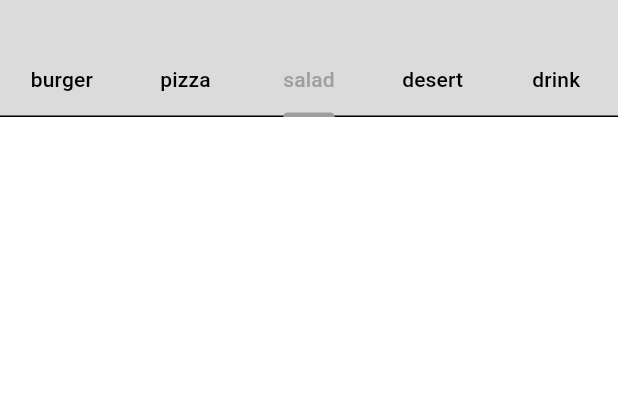
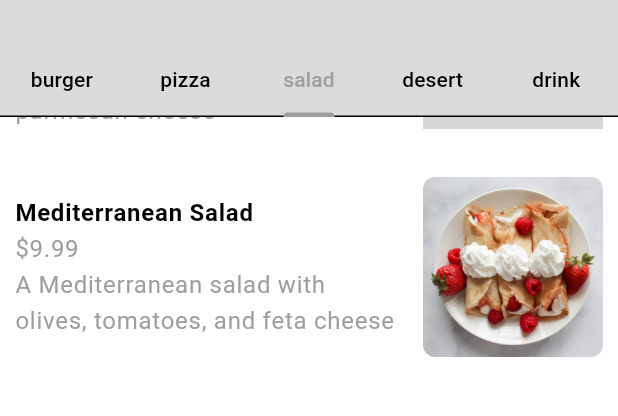
Before and after one commit to MujahidRamdhani/flutter_food_delivery, a Flutter app: the HomePage screen opened directly, tab 3 chosen, scrolled down 340 dp, on a phone screen of 412 x 824 dp, the part 63-479 px from its top. Run offline on Flutter 3.47's test engine with Material 3 defaults, Android fonts, the phone set to English and light mode, and no system bars; grey boxes are pictures that could not be loaded.

Commit message:
add home product and detail product

```diff
--- a/lib/components/my_food_tile.dart
+++ b/lib/components/my_food_tile.dart
@@ -3,14 +3,72 @@ import 'package:food_delivery/model/food.dart';
 
 class FoodTile extends StatelessWidget {
   final Food food;
+  final void Function()? onTap;
 
   const FoodTile({
     super.key,
     required this.food,
+    required this.onTap,
   });
 
   @override
   Widget build(BuildContext context) {
-    return Column();
+    return Column(
+      children: [
+        GestureDetector(
+          onTap: onTap,
+          child: Padding(
+            padding: const EdgeInsets.only(left: 10, right: 10),
+            child: Row(
+              children: [
+                // text food  detail
+                Expanded(
+                    child: Column(
+                  crossAxisAlignment: CrossAxisAlignment.start,
+                  children: [
+                    Text(
+                      food.name,
+                      style: TextStyle(
+                        fontWeight: FontWeight.w600,
+                      ),
+                    ),
+                    Text(
+                      '\$' + food.price.toString(),
+                      style: TextStyle(
+                        color: Theme.of(context).colorScheme.primary,
+                      ),
+                    ),
+                    Text(
+                      food.description,
+                      style: TextStyle(
+                        color: Theme.of(context).colorScheme.primary,
+                      ),
+                    ),
+                  ],
+                )),
+                const SizedBox(width: 15,),
+                // food image
+                ClipRRect(
+                  borderRadius: BorderRadius.circular(8),
+                  child: Image.asset(
+                    food.imagePath,
+                    height: 120,
+                    width: 120,
+                    fit: BoxFit.cover,
+                  ),
+                ),
+              ],
+            ),
+          ),
+        ),
+
+        // divider line
+        Divider(
+          color: Theme.of(context).colorScheme.tertiary,
+          endIndent: 25,
+          indent: 25,
+        ),
+      ],
+    );
   }
 }
--- /dev/null
+++ b/lib/model/cart_item.dart
@@ -0,0 +1,18 @@
+import 'package:food_delivery/model/food.dart';
+
+class CartItem {
+  Food food;
+  List<Addon> selectedAddons;
+  int quantity;
+
+  CartItem({
+    required this.food,
+    required this.selectedAddons,
+    this.quantity = 1,
+  });
+
+  double get totalPrice {
+    double addonsPrice = selectedAddons.fold(0, (sum, addon) => sum + addon.price);
+    return (food.price + addonsPrice) * quantity;
+  }
+}
--- a/lib/model/restaurant.dart
+++ b/lib/model/restaurant.dart
@@ -1,4 +1,6 @@
+import 'package:collection/collection.dart';
 import 'package:flutter/material.dart';
+import 'package:food_delivery/model/cart_item.dart';
 
 import 'food.dart';
 
@@ -9,240 +11,231 @@ class Restaurant extends ChangeNotifier {
         name: "Classic Cheeseburger",
         description: "A juicy cheeseburger with lettuce, tomato, and mayo",
         price: 0.99,
-      imagePath: "assets/burger_1.png",
+        imagePath: "assets/burger/burger_1.jpg",
         category: FoodCategory.burger,
         availableAddons: [
           Addon(name: "Extra cheese", price: 0.99),
           Addon(name: "Bacon", price: 1.99),
           Addon(name: "Avocado", price: 0.99),
-      ]
-    ),
+        ]),
 
     Food(
         name: "Veggie Burger",
-      description: "A healthy veggie burger with spinach, tomatoes, and lettuce",
+        description:
+            "A healthy veggie burger with spinach, tomatoes, and lettuce",
         price: 0.99,
-      imagePath: "assets/burger_2.png",
+        imagePath: "assets/burger/burger_2.jpg",
         category: FoodCategory.burger,
         availableAddons: [
           Addon(name: "Extra cheese", price: 0.99),
           Addon(name: "Bacon", price: 1.99),
           Addon(name: "Avocado", price: 0.99),
-      ]
-    ),
+        ]),
 
     Food(
         name: "Chicken Burger",
         description: "A juicy chicken burger with lettuce, tomato, and mayo",
         price: 0.99,
-      imagePath: "assets/burger_3.png",
+        imagePath: "assets/burger/burger_3.jpg",
         category: FoodCategory.burger,
         availableAddons: [
           Addon(name: "Extra cheese", price: 0.99),
           Addon(name: "Bacon", price: 1.99),
           Addon(name: "Avocado", price: 0.99),
-      ]
-    ),
+        ]),
 
     Food(
         name: "Veggie Burger",
-      description: "A healthy veggie burger with spinach, tomatoes, and lettuce",
+        description:
+            "A healthy veggie burger with spinach, tomatoes, and lettuce",
         price: 0.99,
-      imagePath: "assets/burger_4.png",
+        imagePath: "assets/burger/burger_4.jpg",
         category: FoodCategory.burger,
         availableAddons: [
           Addon(name: "Extra cheese", price: 0.99),
           Addon(name: "Bacon", price: 1.99),
           Addon(name: "Avocado", price: 0.99),
-      ]
-    ),
+        ]),
 
     //pizzas
     Food(
         name: "Margherita Pizza",
-      description: "A classic pizza with tomato sauce, mozzarella cheese, and basil",
+        description:
+            "A classic pizza with tomato sauce, mozzarella cheese, and basil",
         price: 9.99,
-      imagePath: "assets/pizza_1.png",
+        imagePath: "assets/pizza/pizza_1.jpg",
         category: FoodCategory.pizza,
         availableAddons: [
           Addon(name: "Extra cheese", price: 0.99),
           Addon(name: "Pepperoni", price: 1.99),
           Addon(name: "Mushrooms", price: 0.99),
-      ]
-    ),
+        ]),
 
     Food(
         name: "Pepperoni Pizza",
-      description: "A pizza with tomato sauce, mozzarella cheese, and pepperoni",
+        description:
+            "A pizza with tomato sauce, mozzarella cheese, and pepperoni",
         price: 9.99,
-      imagePath: "assets/pizza_2.png",
+        imagePath: "assets/pizza/pizza_2.jpg",
         category: FoodCategory.pizza,
         availableAddons: [
           Addon(name: "Extra cheese", price: 0.99),
           Addon(name: "Pepperoni", price: 1.99),
           Addon(name: "Mushrooms", price: 0.99),
-      ]
-    ),
+        ]),
 
     Food(
         name: "Hawaiian Pizza",
-      description: "A pizza with tomato sauce, mozzarella cheese, ham, and pineapple",
+        description:
+            "A pizza with tomato sauce, mozzarella cheese, ham, and pineapple",
         price: 9.99,
-      imagePath: "assets/pizza_3.png",
+        imagePath: "assets/pizza/pizza_3.jpg",
         category: FoodCategory.pizza,
         availableAddons: [
           Addon(name: "Extra cheese", price: 0.99),
           Addon(name: "Pepperoni", price: 1.99),
           Addon(name: "Mushrooms", price: 0.99),
-      ]
-    ),
+        ]),
 
     Food(
         name: "Veggie Pizza",
-      description: "A pizza with tomato sauce, mozzarella cheese, and vegetables",
+        description:
+            "A pizza with tomato sauce, mozzarella cheese, and vegetables",
         price: 2.99,
-      imagePath: "assets/pizza_4.png",
+        imagePath: "assets/pizza/pizza_4.jpg",
         category: FoodCategory.pizza,
         availableAddons: [
           Addon(name: "Extra cheese", price: 0.99),
           Addon(name: "Pepperoni", price: 1.99),
           Addon(name: "Mushrooms", price: 0.99),
-      ]
-    ),
+        ]),
 
     //dessert
     Food(
         name: "Chocolate Cake",
-      description: "A rich and decadent chocolate cake with chocolate frosting",
+        description:
+            "A rich and decadent chocolate cake with chocolate frosting",
         price: 5.99,
-      imagePath: "assets/dessert_1.png",
+        imagePath: "assets/dessert/dessert_1.jpg",
         category: FoodCategory.desert,
         availableAddons: [
           Addon(name: "Extra chocolate frosting", price: 0.99),
           Addon(name: "Strawberry frosting", price: 2.99),
           Addon(name: "Vanilla frosting", price: 1.99),
-      ]
-    ),
+        ]),
 
     Food(
         name: "Strawberry Cake",
-      description: "A light and refreshing strawberry cake with strawberry frosting",
+        description:
+            "A light and refreshing strawberry cake with strawberry frosting",
         price: 5.99,
-      imagePath: "assets/dessert_2.png",
+        imagePath: "assets/dessert/dessert_2.jpg",
         category: FoodCategory.desert,
         availableAddons: [
           Addon(name: "Extra strawberry frosting", price: 0.99),
           Addon(name: "Chocolate frosting", price: 2.99),
           Addon(name: "Vanilla frosting", price: 1.99),
-      ]
-    ),
+        ]),
 
     Food(
         name: "Vanilla Cake",
         description: "A classic vanilla cake with vanilla frosting",
         price: 5.99,
-      imagePath: "assets/dessert_3.png",
+        imagePath: "assets/dessert/dessert_3.jpg",
         category: FoodCategory.desert,
         availableAddons: [
           Addon(name: "Extra vanilla frosting", price: 0.99),
           Addon(name: "Chocolate frosting", price: 2.99),
           Addon(name: "Strawberry frosting", price: 1.99),
-      ]
-    ),
+        ]),
 
     Food(
         name: "Blueberry Muffin",
         description: "A light and fluffy blueberry muffin with blueberry jam",
         price: 3.99,
-      imagePath: "assets/dessert_4.png",
+        imagePath: "assets/dessert/dessert_4.jpg",
         category: FoodCategory.desert,
         availableAddons: [
           Addon(name: "Extra vanilla frosting", price: 0.99),
           Addon(name: "Chocolate frosting", price: 2.99),
           Addon(name: "Strawberry frosting", price: 1.99),
-      ]
-    ),
-
+        ]),
 
     // drinks
     Food(
         name: "Coca-Cola",
         description: "A refreshing cola drink",
         price: 2.99,
-      imagePath: "assets/drink_1.png",
+        imagePath: "assets/drink/drink_1.jpg",
         category: FoodCategory.drink,
         availableAddons: [
           Addon(name: "Extra ice", price: 0.99),
           Addon(name: "Extra sugar", price: 2.99),
           Addon(name: "Eextra lemon", price: 1.99),
-      ]
-    ),
+        ]),
 
     Food(
         name: "Sprite",
         description: "A refreshing sprite drink",
         price: 2.99,
-      imagePath: "assets/drink_2.png",
+        imagePath: "assets/drink/drink_2.jpg",
         category: FoodCategory.drink,
         availableAddons: [
           Addon(name: "Extra ice", price: 0.99),
           Addon(name: "Extra sugar", price: 2.99),
           Addon(name: "Eextra lemon", price: 1.99),
-      ]
-    ),
+        ]),
 
     Food(
         name: "Fanta",
         description: "A refreshing fanta drink",
         price: 2.99,
-      imagePath: "assets/drink_3.png",
+        imagePath: "assets/drink/drink_3.jpg",
         category: FoodCategory.drink,
         availableAddons: [
           Addon(name: "Extra ice", price: 0.99),
           Addon(name: "Extra sugar", price: 2.99),
           Addon(name: "Eextra lemon", price: 1.99),
-      ]
-    ),
+        ]),
 
     Food(
         name: "Water",
         description: "A refreshing water drink",
         price: 0.99,
-      imagePath: "assets/drink_4.png",
+        imagePath: "assets/drink/drink_4.jpg",
         category: FoodCategory.drink,
         availableAddons: [
           Addon(name: "Extra ice", price: 0.99),
           Addon(name: "Extra sugar", price: 2.99),
           Addon(name: "Eextra lemon", price: 1.99),
-      ]
-    ),
+        ]),
 
     //salad
     Food(
         name: "Caesar Salad",
-      description: "A classic caesar salad with romaine lettuce, croutons, and parmesan cheese",
+        description:
+            "A classic caesar salad with romaine lettuce, croutons, and parmesan cheese",
         price: 8.99,
-      imagePath: "assets/dessert_1.png",
+        imagePath: "assets/dessert/dessert_1.jpg",
         category: FoodCategory.salad,
         availableAddons: [
           Addon(name: "Extra croutons", price: 1.99),
           Addon(name: "Extra parmesan cheese", price: 2.99),
           Addon(name: "Extra romaine lettuce", price: 0.99),
-      ]
-    ),
+        ]),
 
     Food(
         name: "Mediterranean Salad",
-      description: "A Mediterranean salad with olives, tomatoes, and feta cheese",
-      imagePath: "assets/dessert_2.png",
+        description:
+            "A Mediterranean salad with olives, tomatoes, and feta cheese",
+        imagePath: "assets/dessert/dessert_2.jpg",
         price: 9.99,
         category: FoodCategory.salad,
         availableAddons: [
           Addon(name: "Extra croutons", price: 1.99),
           Addon(name: "Extra parmesan cheese", price: 2.99),
           Addon(name: "Extra romaine lettuce", price: 0.99),
-      ]
-    ),
+        ]),
   ];
   /*
 
@@ -255,22 +248,81 @@ class Restaurant extends ChangeNotifier {
    O P E R A T I O N S
 
    */
+
+  // user cart
+  List<CartItem> _cart = [];
   // add to cart
+  void addToCart(Food food, List<Addon> selectedAddons) {
+    // see if there is a cart item already for this food
+    CartItem? cartItem = _cart.firstWhereOrNull((item) {
+      // check if the food is already in the cart
+      bool isSameFood = item.food == food;
+
+      // check if the addons are the same
+      bool isSameAddons =
+          ListEquality().equals(item.selectedAddons, selectedAddons);
+
+      return isSameAddons && isSameAddons;
+    });
+    // if item already exists, increase it
+    if (cartItem != null) {
+      cartItem.quantity += 1;
+    }
+
+    // otherwise, add a new cart item to the cart
+    else {
+      _cart.add(
+          CartItem(quantity: 1, food: food, selectedAddons: selectedAddons));
+    }
+    notifyListeners();
+  }
 
   // remove from cart
+  void removeFromCart(CartItem cartItem) {
+    int cartIndex = _cart.indexOf(cartItem);
+    if(cartIndex != -1){
+      if(_cart[cartIndex].quantity > 1){
+        _cart[cartIndex].quantity -= 1;
+      }
+      else{
+        _cart.removeAt(cartIndex);
+      }
+
+    }
+      notifyListeners();
+  }
 
   // get total price of cart
+  double getTotalPrice(){
+    double total = 0.0;
+    for(CartItem cartItem in _cart){
+      double itemToal = cartItem.food.price;
+      for(Addon addon in cartItem.selectedAddons){
+        itemToal += addon.price;
+      }
+      total += itemToal * cartItem.quantity;
+    }
+    return total;
+  }
 
   // get total number of items in cart
+  int getTotalItemCount(){
+    int totalItemCount = 0;
+    for(CartItem cartItem in _cart){
+      totalItemCount += cartItem.quantity;
+    }
+    return totalItemCount;
+  }
 
   // clear cart
+  void clearCart(){
+    _cart.clear();
+    notifyListeners();
+  }
 
   /*
 
    H E L P E R S
 
    */
-
-
-
 }
--- a/lib/pages/home_page.dart
+++ b/lib/pages/home_page.dart
@@ -1,13 +1,13 @@
-import 'dart:math';
-
 import 'package:flutter/material.dart';
 import 'package:food_delivery/components/my_current_location.dart';
 import 'package:food_delivery/components/my_description_box.dart';
 import 'package:food_delivery/components/my_drawer.dart';
+import 'package:food_delivery/components/my_food_tile.dart';
 import 'package:food_delivery/components/my_sliver_app_bar.dart';
 import 'package:food_delivery/components/my_tab_bar.dart';
 import 'package:food_delivery/model/food.dart';
 import 'package:food_delivery/model/restaurant.dart';
+import 'package:food_delivery/pages/food_page.dart';
 import 'package:provider/provider.dart';
 
 class HomePage extends StatefulWidget {
@@ -50,8 +50,11 @@ class _HomePageState extends State<HomePage>
         physics: const NeverScrollableScrollPhysics(),
         padding: EdgeInsets.zero,
         itemBuilder: (context, index) {
+          // get indidual food
+          final food = categoryMenu[index];
           return ListTile(
-            title: Text(categoryMenu[index].name),
+            contentPadding: EdgeInsets.zero,
+            title: FoodTile(food: food, onTap: ()=> Navigator.push(context, MaterialPageRoute(builder: (context) => FoodPage(food: food))),),
           );
         },
       );
@@ -85,12 +88,11 @@ class _HomePageState extends State<HomePage>
             ),
           ],
           body: Consumer<Restaurant>(
-          builder: (context, restaurant, child) => TabBarView (
+            builder: (context, restaurant, child) => TabBarView(
               controller: _tabController,
               children: getFoodInThisCategory(restaurant.menu),
             ),
           ),
-      )
-    );
+        ));
   }
 }
--- a/pubspec.yaml
+++ b/pubspec.yaml
@@ -35,6 +35,7 @@ dependencies:
   # Use with the CupertinoIcons class for iOS style icons.
   cupertino_icons: ^1.0.8
   provider: ^6.1.2
+  collection: ^1.19.0
 
 dev_dependencies:
   flutter_test:
```
Also changed, not shown: lib/pages/food_page.dart (added, +168 -0 lines), pubspec.lock. Lines whose indentation alone changed are shown as unchanged.
